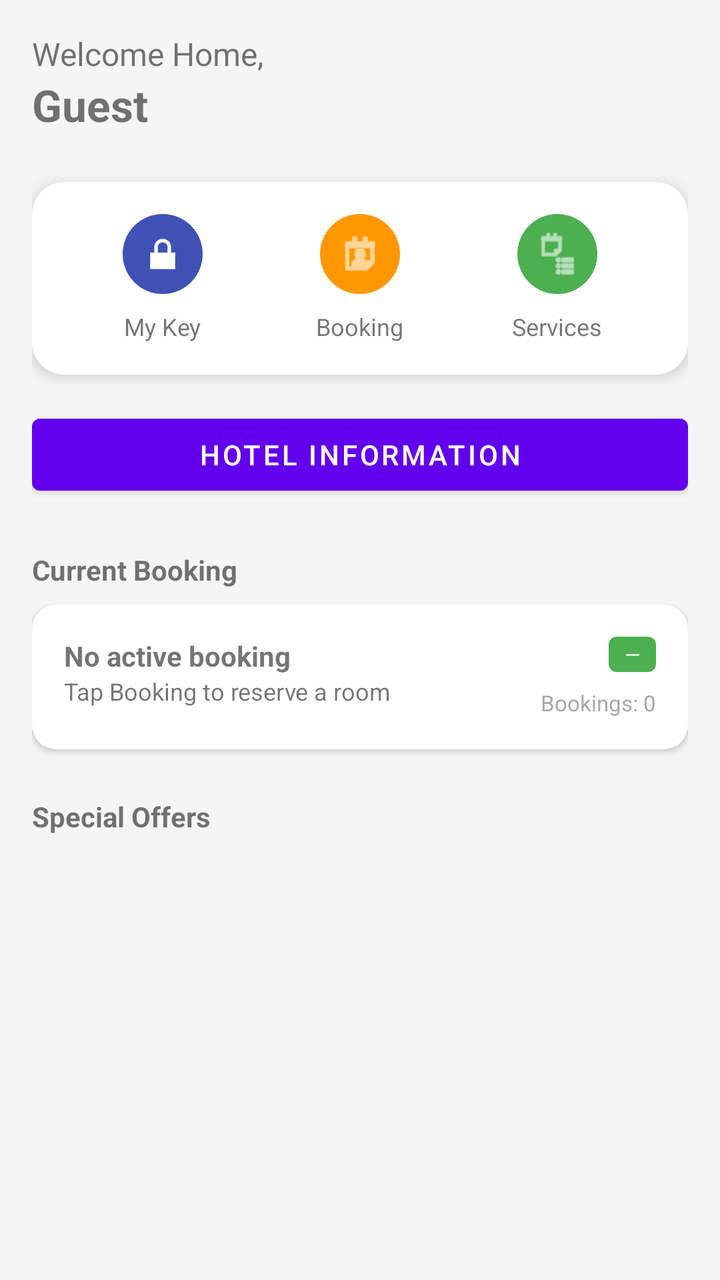
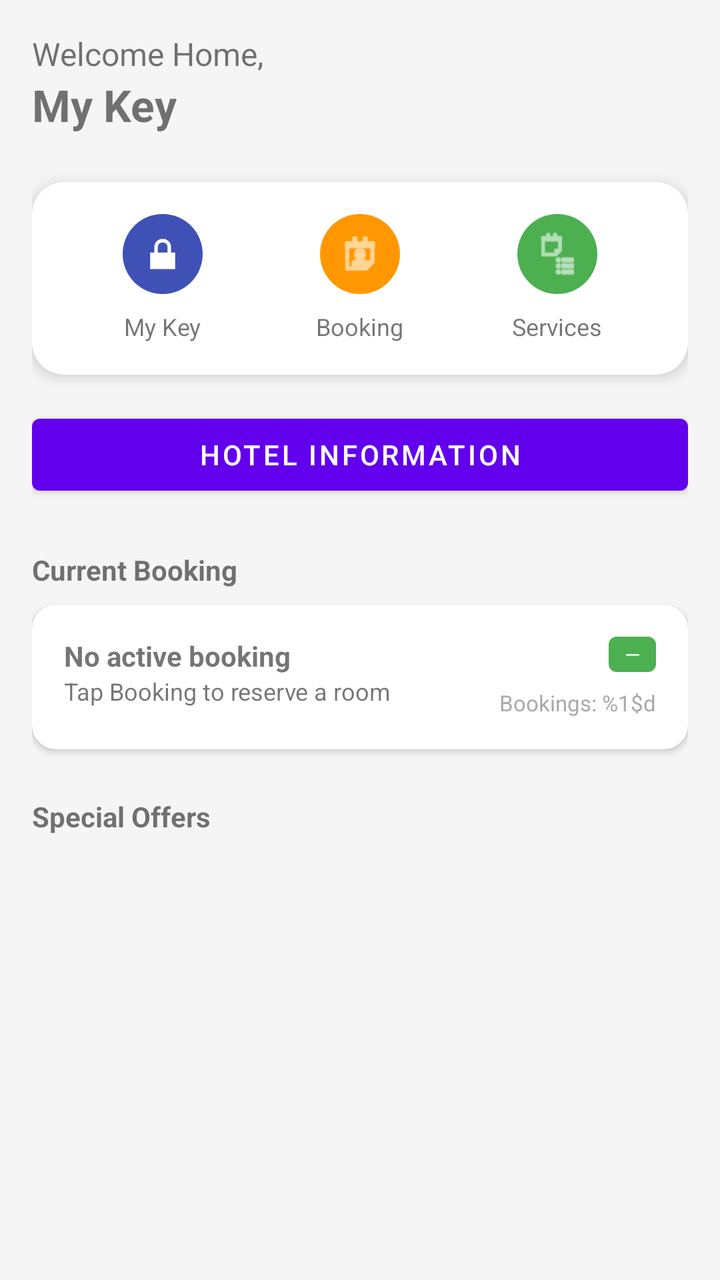

Compare the two renders of this Android layout. The source of the first and the diff that turns it into the second are given below.
<!-- AndroidManifest.xml: application theme Theme.Hotel_App -->
<!-- res/layout/fragment_dashboard.xml -->
<?xml version="1.0" encoding="utf-8"?>
<androidx.core.widget.NestedScrollView xmlns:android="http://schemas.android.com/apk/res/android"
    xmlns:app="http://schemas.android.com/apk/res-auto"
    android:layout_width="match_parent"
    android:layout_height="match_parent"
    android:background="#F5F5F5">

    <androidx.constraintlayout.widget.ConstraintLayout
        android:layout_width="match_parent"
        android:layout_height="wrap_content"
        android:padding="16dp">

        
        <TextView
            android:id="@+id/tvWelcome"
            android:layout_width="wrap_content"
            android:layout_height="wrap_content"
            android:text="Welcome Home,"
            android:textSize="16sp"
            app:layout_constraintStart_toStartOf="parent"
            app:layout_constraintTop_toTopOf="parent" />

        <TextView
            android:id="@+id/tvUserName"
            android:layout_width="wrap_content"
            android:layout_height="wrap_content"
            android:text="Guest"
            android:textSize="22sp"
            android:textStyle="bold"
            app:layout_constraintStart_toStartOf="parent"
            app:layout_constraintTop_toBottomOf="@id/tvWelcome" />

        
        <androidx.cardview.widget.CardView
            android:id="@+id/cardQuickActions"
            android:layout_width="match_parent"
            android:layout_height="wrap_content"
            android:layout_marginTop="24dp"
            app:cardCornerRadius="16dp"
            app:cardElevation="4dp"
            app:layout_constraintTop_toBottomOf="@id/tvUserName">

            <LinearLayout
                android:layout_width="match_parent"
                android:layout_height="wrap_content"
                android:orientation="horizontal"
                android:padding="16dp"
                android:weightSum="3">

                <LinearLayout
                    android:id="@+id/btnQuickKey"
                    android:layout_width="0dp"
                    android:layout_height="wrap_content"
                    android:layout_weight="1"
                    android:gravity="center"
                    android:orientation="vertical">

                    <ImageView
                        android:layout_width="40dp"
                        android:layout_height="40dp"
                        android:background="@drawable/circle_background_blue"
                        android:padding="8dp"
                        android:src="@android:drawable/ic_lock_lock"
                        app:tint="@android:color/white" />

                    <TextView
                        android:layout_width="wrap_content"
                        android:layout_height="wrap_content"
                        android:layout_marginTop="8dp"
                        android:text="My Key"
                        android:textSize="12sp" />
                </LinearLayout>

                <LinearLayout
                    android:id="@+id/btnQuickBooking"
                    android:layout_width="0dp"
                    android:layout_height="wrap_content"
                    android:layout_weight="1"
                    android:gravity="center"
                    android:orientation="vertical">

                    <ImageView
                        android:layout_width="40dp"
                        android:layout_height="40dp"
                        android:background="@drawable/circle_background_orange"
                        android:padding="8dp"
                        android:src="@android:drawable/ic_menu_my_calendar"
                        app:tint="@android:color/white" />

                    <TextView
                        android:layout_width="wrap_content"
                        android:layout_height="wrap_content"
                        android:layout_marginTop="8dp"
                        android:text="Booking"
                        android:textSize="12sp" />
                </LinearLayout>

                <LinearLayout
                    android:id="@+id/btnQuickServices"
                    android:layout_width="0dp"
                    android:layout_height="wrap_content"
                    android:layout_weight="1"
                    android:gravity="center"
                    android:orientation="vertical">

                    <ImageView
                        android:layout_width="40dp"
                        android:layout_height="40dp"
                        android:background="@drawable/circle_background_green"
                        android:padding="8dp"
                        android:src="@android:drawable/ic_menu_agenda"
                        app:tint="@android:color/white" />

                    <TextView
                        android:layout_width="wrap_content"
                        android:layout_height="wrap_content"
                        android:layout_marginTop="8dp"
                        android:text="Services"
                        android:textSize="12sp" />
                </LinearLayout>
            </LinearLayout>
        </androidx.cardview.widget.CardView>

        
        <com.google.android.material.button.MaterialButton
            android:id="@+id/btnGoToInfo"
            android:layout_width="match_parent"
            android:layout_height="wrap_content"
            android:layout_marginTop="16dp"
            android:text="Hotel information"
            app:layout_constraintTop_toBottomOf="@id/cardQuickActions" />

        
        <LinearLayout
            android:id="@+id/layoutRecommendations"
            android:layout_width="0dp"
            android:layout_height="wrap_content"
            android:layout_marginTop="12dp"
            android:orientation="vertical"
            android:visibility="gone"
            app:layout_constraintEnd_toEndOf="parent"
            app:layout_constraintStart_toStartOf="parent"
            app:layout_constraintTop_toBottomOf="@id/btnGoToInfo">

            <TextView
                android:layout_width="wrap_content"
                android:layout_height="wrap_content"
                android:text="Recommended for you"
                android:textSize="16sp"
                android:textStyle="bold"
                android:paddingBottom="8dp" />

            <androidx.recyclerview.widget.RecyclerView
                android:id="@+id/rvDashboardRecommendations"
                android:layout_width="match_parent"
                android:layout_height="120dp"
                android:clipToPadding="false"
                android:paddingEnd="8dp" />
        </LinearLayout>

        
        <LinearLayout
            android:id="@+id/layoutError"
            android:layout_width="0dp"
            android:layout_height="wrap_content"
            android:layout_marginTop="12dp"
            android:gravity="center"
            android:orientation="vertical"
            android:padding="16dp"
            android:visibility="gone"
            app:layout_constraintEnd_toEndOf="parent"
            app:layout_constraintStart_toStartOf="parent"
            app:layout_constraintTop_toBottomOf="@id/btnGoToInfo">

            <TextView
                android:layout_width="wrap_content"
                android:layout_height="wrap_content"
                android:paddingBottom="8dp"
                android:text="Failed to load recommendations"
                android:textSize="14sp" />

            <Button
                android:id="@+id/btnRetry"
                android:layout_width="wrap_content"
                android:layout_height="wrap_content"
                android:text="Retry" />
        </LinearLayout>

        
        <TextView
            android:id="@+id/tvStatusLabel"
            android:layout_width="wrap_content"
            android:layout_height="wrap_content"
            android:layout_marginTop="24dp"
            android:text="Current Booking"
            android:textStyle="bold"
            app:layout_constraintStart_toStartOf="parent"
            app:layout_constraintTop_toBottomOf="@id/layoutRecommendations" />

        <androidx.cardview.widget.CardView
            android:id="@+id/cardStatus"
            android:layout_width="match_parent"
            android:layout_height="wrap_content"
            android:layout_marginTop="8dp"
            app:cardCornerRadius="12dp"
            app:layout_constraintTop_toBottomOf="@id/tvStatusLabel">

            <androidx.constraintlayout.widget.ConstraintLayout
                android:layout_width="match_parent"
                android:layout_height="wrap_content"
                android:padding="16dp">

                <TextView
                    android:id="@+id/tvBookingRoom"
                    android:layout_width="wrap_content"
                    android:layout_height="wrap_content"
                    android:text="No active booking"
                    android:textStyle="bold"
                    app:layout_constraintStart_toStartOf="parent"
                    app:layout_constraintTop_toTopOf="parent" />

                <TextView
                    android:id="@+id/tvBookingDates"
                    android:layout_width="wrap_content"
                    android:layout_height="wrap_content"
                    android:text="Tap Booking to reserve a room"
                    android:textSize="12sp"
                    app:layout_constraintStart_toStartOf="parent"
                    app:layout_constraintTop_toBottomOf="@id/tvBookingRoom" />

                <TextView
                    android:id="@+id/tvBookingStatus"
                    android:layout_width="wrap_content"
                    android:layout_height="wrap_content"
                    android:background="@drawable/bg_status_active"
                    android:paddingHorizontal="8dp"
                    android:paddingVertical="2dp"
                    android:text="—"
                    android:textColor="@android:color/white"
                    android:textSize="10sp"
                    app:layout_constraintEnd_toEndOf="parent"
                    app:layout_constraintTop_toTopOf="parent" />

                <TextView
                    android:id="@+id/tvBookingCount"
                    android:layout_width="wrap_content"
                    android:layout_height="wrap_content"
                    android:layout_marginTop="8dp"
                    android:text="Bookings: 0"
                    android:textColor="@android:color/darker_gray"
                    android:textSize="11sp"
                    app:layout_constraintEnd_toEndOf="parent"
                    app:layout_constraintTop_toBottomOf="@id/tvBookingStatus" />

            </androidx.constraintlayout.widget.ConstraintLayout>
        </androidx.cardview.widget.CardView>

        
        <TextView
            android:id="@+id/tvPaidServicesLabel"
            android:layout_width="wrap_content"
            android:layout_height="wrap_content"
            android:layout_marginTop="24dp"
            android:text="Оплаченные услуги"
            android:textStyle="bold"
            android:visibility="gone"
            app:layout_constraintStart_toStartOf="parent"
            app:layout_constraintTop_toBottomOf="@id/cardStatus" />

        <androidx.recyclerview.widget.RecyclerView
            android:id="@+id/rvPaidServices"
            android:layout_width="match_parent"
            android:layout_height="wrap_content"
            android:layout_marginTop="8dp"
            android:orientation="horizontal"
            android:visibility="gone"
            app:layoutManager="androidx.recyclerview.widget.LinearLayoutManager"
            app:layout_constraintTop_toBottomOf="@id/tvPaidServicesLabel" />

        <TextView
            android:id="@+id/tvNoPaidServices"
            android:layout_width="wrap_content"
            android:layout_height="wrap_content"
            android:layout_marginTop="16dp"
            android:text="Нет оплаченных услуг"
            android:textColor="@android:color/darker_gray"
            android:textSize="14sp"
            android:visibility="gone"
            app:layout_constraintEnd_toEndOf="parent"
            app:layout_constraintStart_toStartOf="parent"
            app:layout_constraintTop_toBottomOf="@id/cardStatus" />

        
        <TextView
            android:id="@+id/tvOffersLabel"
            android:layout_width="wrap_content"
            android:layout_height="wrap_content"
            android:layout_marginTop="24dp"
            android:text="Special Offers"
            android:textStyle="bold"
            app:layout_constraintStart_toStartOf="parent"
            app:layout_constraintTop_toBottomOf="@id/rvPaidServices" />

        <androidx.recyclerview.widget.RecyclerView
            android:id="@+id/rvOffers"
            android:layout_width="match_parent"
            android:layout_height="wrap_content"
            android:layout_marginTop="8dp"
            android:orientation="horizontal"
            app:layoutManager="androidx.recyclerview.widget.LinearLayoutManager"
            app:layout_constraintTop_toBottomOf="@id/tvOffersLabel" />

    </androidx.constraintlayout.widget.ConstraintLayout>
</androidx.core.widget.NestedScrollView>
<!-- resources referenced by this layout -->
<resources>
  <!-- drawable bg_status_active (drawable) -->
  <?xml version="1.0" encoding="utf-8"?>
  <shape xmlns:android="http://schemas.android.com/apk/res/android"
      android:shape="rectangle">
      <solid android:color="#4CAF50" />
      <corners android:radius="4dp" />
  </shape>
  <!-- drawable circle_background_blue (drawable) -->
  <?xml version="1.0" encoding="utf-8"?>
  <shape xmlns:android="http://schemas.android.com/apk/res/android"
      android:shape="oval">
      <solid android:color="#3F51B5" />
  </shape>
  <!-- drawable circle_background_green (drawable) -->
  <?xml version="1.0" encoding="utf-8"?>
  <shape xmlns:android="http://schemas.android.com/apk/res/android"
      android:shape="oval">
      <solid android:color="#4CAF50" />
  </shape>
  <!-- drawable circle_background_orange (drawable) -->
  <?xml version="1.0" encoding="utf-8"?>
  <shape xmlns:android="http://schemas.android.com/apk/res/android"
      android:shape="oval">
      <solid android:color="#FF9800" />
  </shape>
  <style name="Theme.Hotel_App" parent="Theme.MaterialComponents.DayNight.NoActionBar">
          
          <item name="colorPrimary">@color/purple_500</item>
          <item name="colorPrimaryVariant">@color/purple_700</item>
          <item name="colorOnPrimary">@color/white</item>
          
          <item name="colorSecondary">@color/teal_200</item>
          <item name="colorSecondaryVariant">@color/teal_700</item>
          <item name="colorOnSecondary">@color/black</item>
          
          <item name="android:statusBarColor">?attr/colorPrimaryVariant</item>
          
      </style>
  <color name="purple_500">#FF6200EE</color>
  <color name="purple_700">#FF3700B3</color>
  <color name="white">#FFFFFFFF</color>
  <color name="teal_200">#FF03DAC5</color>
  <color name="teal_700">#FF018786</color>
  <color name="black">#FF000000</color>
</resources>

<!-- the commit's change to res/layout/fragment_dashboard.xml (unified diff, before → after) -->
@@ -15,7 +15,7 @@
             android:id="@+id/tvWelcome"
             android:layout_width="wrap_content"
             android:layout_height="wrap_content"
-            android:text="Welcome Home,"
+            android:text="@string/dashboard_welcome"
             android:textSize="16sp"
             app:layout_constraintStart_toStartOf="parent"
             app:layout_constraintTop_toTopOf="parent" />
@@ -24,7 +24,7 @@
             android:id="@+id/tvUserName"
             android:layout_width="wrap_content"
             android:layout_height="wrap_content"
-            android:text="Guest"
+            android:text="@string/dashboard_quick_action_key"
             android:textSize="22sp"
             android:textStyle="bold"
             app:layout_constraintStart_toStartOf="parent"
@@ -67,7 +67,7 @@
                         android:layout_width="wrap_content"
                         android:layout_height="wrap_content"
                         android:layout_marginTop="8dp"
-                        android:text="My Key"
+                        android:text="@string/dashboard_quick_action_key"
                         android:textSize="12sp" />
                 </LinearLayout>
 
@@ -91,7 +91,7 @@
                         android:layout_width="wrap_content"
                         android:layout_height="wrap_content"
                         android:layout_marginTop="8dp"
-                        android:text="Booking"
+                        android:text="@string/dashboard_quick_action_booking"
                         android:textSize="12sp" />
                 </LinearLayout>
 
@@ -115,7 +115,7 @@
                         android:layout_width="wrap_content"
                         android:layout_height="wrap_content"
                         android:layout_marginTop="8dp"
-                        android:text="Services"
+                        android:text="@string/dashboard_quick_action_services"
                         android:textSize="12sp" />
                 </LinearLayout>
             </LinearLayout>
@@ -127,7 +127,7 @@
             android:layout_width="match_parent"
             android:layout_height="wrap_content"
             android:layout_marginTop="16dp"
-            android:text="Hotel information"
+            android:text="@string/dashboard_hotel_info_button"
             app:layout_constraintTop_toBottomOf="@id/cardQuickActions" />
 
         
@@ -145,7 +145,7 @@
             <TextView
                 android:layout_width="wrap_content"
                 android:layout_height="wrap_content"
-                android:text="Recommended for you"
+                android:text="@string/dashboard_recommended_title"
                 android:textSize="16sp"
                 android:textStyle="bold"
                 android:paddingBottom="8dp" />
@@ -176,14 +176,14 @@
                 android:layout_width="wrap_content"
                 android:layout_height="wrap_content"
                 android:paddingBottom="8dp"
-                android:text="Failed to load recommendations"
+                android:text="@string/dashboard_error_load_recommendations"
                 android:textSize="14sp" />
 
             <Button
                 android:id="@+id/btnRetry"
                 android:layout_width="wrap_content"
                 android:layout_height="wrap_content"
-                android:text="Retry" />
+                android:text="@string/dashboard_button_retry" />
         </LinearLayout>
 
         
@@ -192,7 +192,7 @@
             android:layout_width="wrap_content"
             android:layout_height="wrap_content"
             android:layout_marginTop="24dp"
-            android:text="Current Booking"
+            android:text="@string/dashboard_current_booking_title"
             android:textStyle="bold"
             app:layout_constraintStart_toStartOf="parent"
             app:layout_constraintTop_toBottomOf="@id/layoutRecommendations" />
@@ -214,7 +214,7 @@
                     android:id="@+id/tvBookingRoom"
                     android:layout_width="wrap_content"
                     android:layout_height="wrap_content"
-                    android:text="No active booking"
+                    android:text="@string/dashboard_no_active_booking"
                     android:textStyle="bold"
                     app:layout_constraintStart_toStartOf="parent"
                     app:layout_constraintTop_toTopOf="parent" />
@@ -223,7 +223,7 @@
                     android:id="@+id/tvBookingDates"
                     android:layout_width="wrap_content"
                     android:layout_height="wrap_content"
-                    android:text="Tap Booking to reserve a room"
+                    android:text="@string/dashboard_tap_to_reserve"
                     android:textSize="12sp"
                     app:layout_constraintStart_toStartOf="parent"
                     app:layout_constraintTop_toBottomOf="@id/tvBookingRoom" />
@@ -246,7 +246,7 @@
                     android:layout_width="wrap_content"
                     android:layout_height="wrap_content"
                     android:layout_marginTop="8dp"
-                    android:text="Bookings: 0"
+                    android:text="@string/dashboard_bookings_count_format"
                     android:textColor="@android:color/darker_gray"
                     android:textSize="11sp"
                     app:layout_constraintEnd_toEndOf="parent"
@@ -261,7 +261,7 @@
             android:layout_width="wrap_content"
             android:layout_height="wrap_content"
             android:layout_marginTop="24dp"
-            android:text="Оплаченные услуги"
+            android:text="@string/dashboard_paid_services_title"
             android:textStyle="bold"
             android:visibility="gone"
             app:layout_constraintStart_toStartOf="parent"
@@ -282,7 +282,7 @@
             android:layout_width="wrap_content"
             android:layout_height="wrap_content"
             android:layout_marginTop="16dp"
-            android:text="Нет оплаченных услуг"
+            android:text="@string/dashboard_no_paid_services"
             android:textColor="@android:color/darker_gray"
             android:textSize="14sp"
             android:visibility="gone"
@@ -296,7 +296,7 @@
             android:layout_width="wrap_content"
             android:layout_height="wrap_content"
             android:layout_marginTop="24dp"
-            android:text="Special Offers"
+            android:text="@string/dashboard_special_offers"
             android:textStyle="bold"
             app:layout_constraintStart_toStartOf="parent"
             app:layout_constraintTop_toBottomOf="@id/rvPaidServices" />
<!-- resource entries referenced after the edit -->
@@ -25,6 +25,21 @@
       android:shape="oval">
       <solid android:color="#FF9800" />
   </shape>
+  <string name="dashboard_bookings_count_format">Bookings: %1$d</string>
+  <string name="dashboard_button_retry">Retry</string>
+  <string name="dashboard_current_booking_title">Current Booking</string>
+  <string name="dashboard_error_load_recommendations">Failed to load recommendations</string>
+  <string name="dashboard_hotel_info_button">Hotel information</string>
+  <string name="dashboard_no_active_booking">No active booking</string>
+  <string name="dashboard_no_paid_services">Нет оплаченных услуг</string>
+  <string name="dashboard_paid_services_title">Оплаченные услуги</string>
+  <string name="dashboard_quick_action_booking">Booking</string>
+  <string name="dashboard_quick_action_key">My Key</string>
+  <string name="dashboard_quick_action_services">Services</string>
+  <string name="dashboard_recommended_title">Recommended for you</string>
+  <string name="dashboard_special_offers">Special Offers</string>
+  <string name="dashboard_tap_to_reserve">Tap Booking to reserve a room</string>
+  <string name="dashboard_welcome">Welcome Home,</string>
   <style name="Theme.Hotel_App" parent="Theme.MaterialComponents.DayNight.NoActionBar">
           
           <item name="colorPrimary">@color/purple_500</item>
